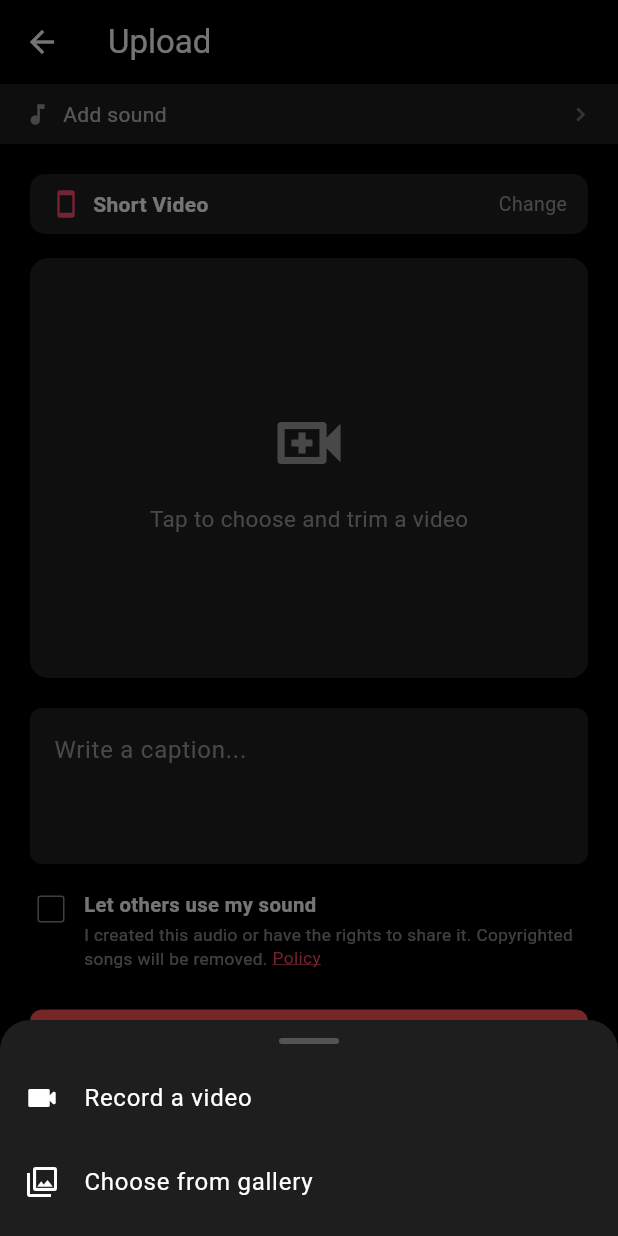
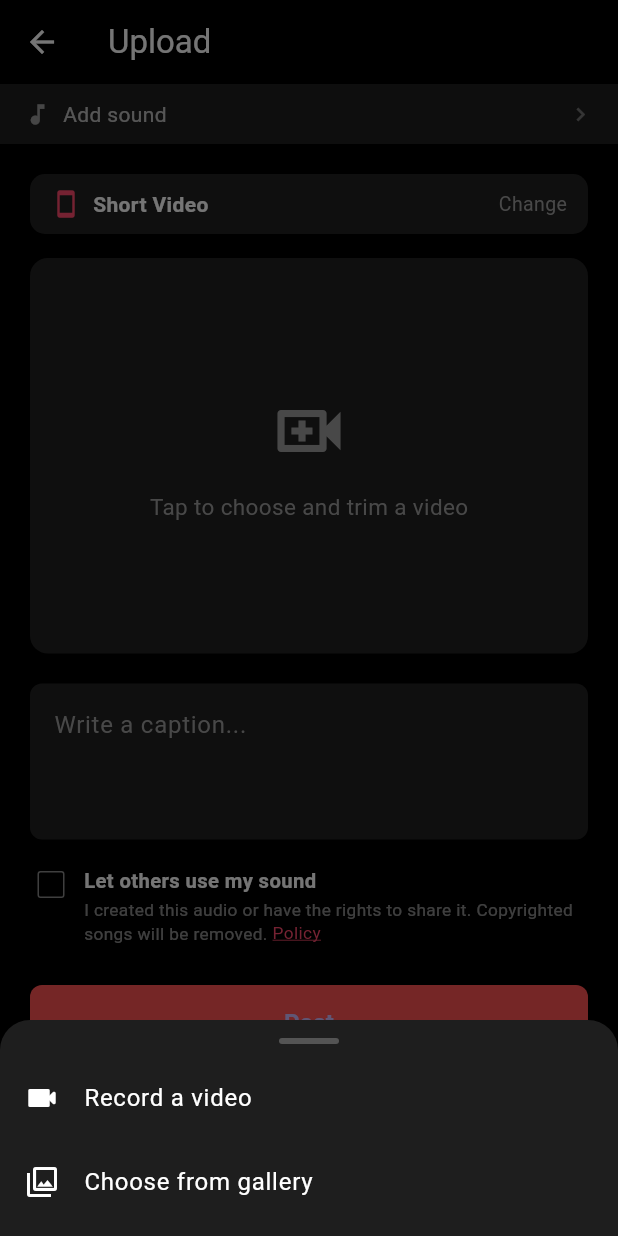
Before and after one commit to starlayaungmim32680-spec/aung, a Flutter app: the UploadScreen screen opened directly, after a tap on "Short Video", on a phone screen of 412 x 824 dp. Run offline on Flutter 3.47's test engine with Material 3 defaults, Android fonts, the phone set to English and light mode, and no system bars; our stand-ins replace audioplayers, cached_network_image, camera, cloud_firestore, connectivity_plus, device_info_plus and 11 more; missing offline and left inert: android_intent_plus, flutter_callkit_incoming, flutter_compress, flutter_sound, gal, google_mlkit_commons and 7 more; accounts and stored records are empty; network calls fail.

Commit message:
Upload screen: keep Post button clear of the bottom nav bar

```diff
--- a/lib/screens/upload_screen.dart
+++ b/lib/screens/upload_screen.dart
@@ -1028,8 +1028,24 @@ class _UploadScreenState extends State<UploadScreen> {
   // The upload form (preview + caption + post) after a type is chosen
   Widget _buildUploadForm() {
     final bool isShort = _videoType == 'short';
+    final MediaQueryData media = MediaQuery.of(context);
+
+    // The app's bottom navigation bar (main_navigation_screen.dart) floats
+    // ON TOP of every tab's content instead of taking its own space, so
+    // this form has to leave room for it at the bottom - otherwise, on
+    // shorter phones, the Post button ends up hidden behind the bar and
+    // can't be scrolled out from under it. Mirrors that bar's own sizing:
+    // (6 top padding + 52 row) * the same width-based scale, plus the
+    // system gesture/nav-bar inset.
+    final double navScale = (media.size.width / 390).clamp(0.85, 1.2);
+    final double bottomNavReserve = 58 * navScale + media.padding.bottom;
+
+    // Shorter preview on small screens so the caption, rights checkbox and
+    // Post button usually fit without scrolling at all.
+    final double previewHeight = (media.size.height * 0.32).clamp(180.0, 280.0);
+
     return SingleChildScrollView(
-      padding: const EdgeInsets.all(20),
+      padding: EdgeInsets.fromLTRB(20, 20, 20, 20 + bottomNavReserve),
       child: Column(
         children: [
           // Small header showing the chosen mode
@@ -1072,7 +1088,7 @@ class _UploadScreenState extends State<UploadScreen> {
           GestureDetector(
             onTap: _isUploading ? null : _pickAndTrimVideo,
             child: Container(
-              height: 280,
+              height: previewHeight,
               width: double.infinity,
               decoration: BoxDecoration(
                 color: Colors.grey[900],
```
